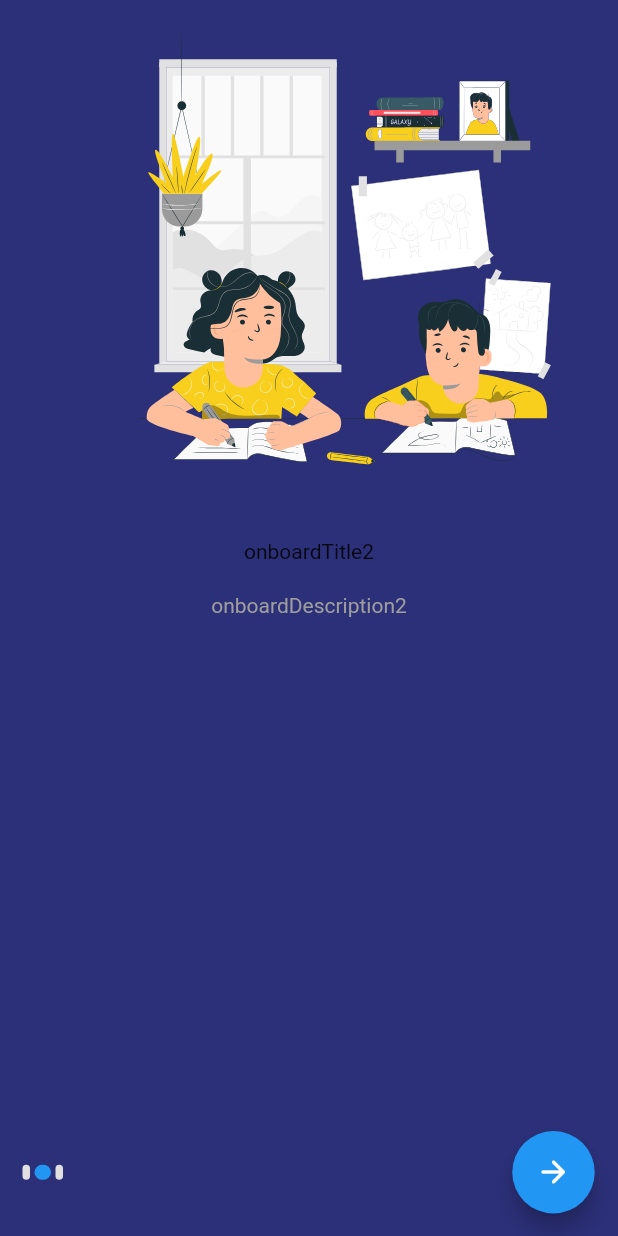
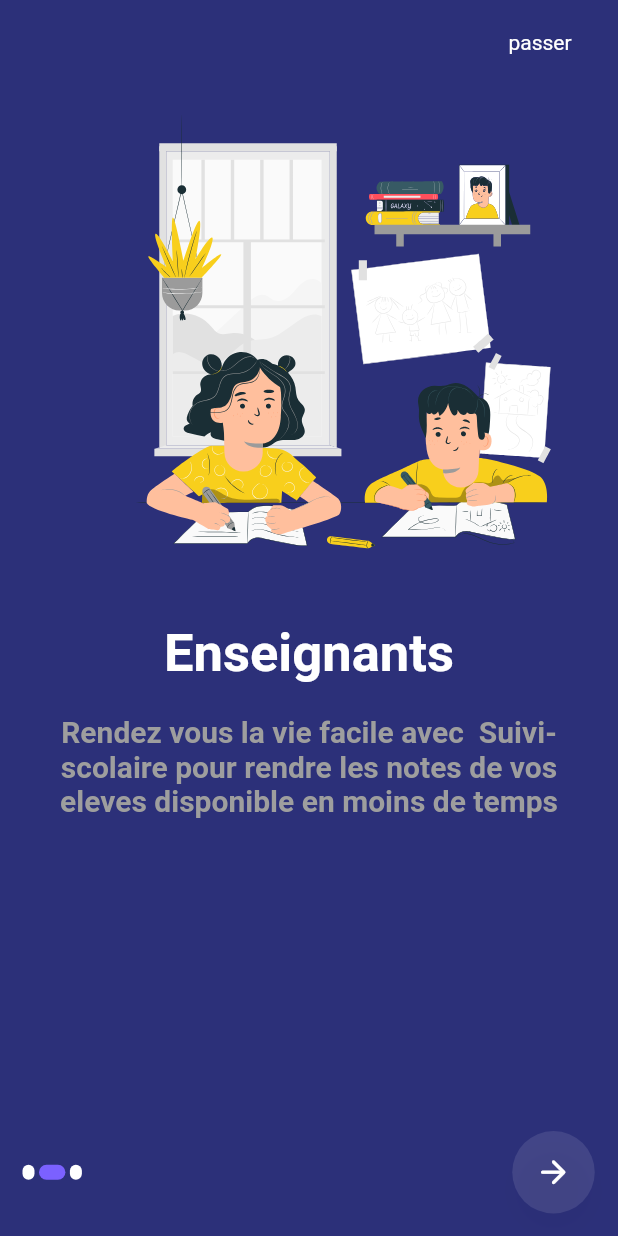
Before and after one commit to QetXx/carotte, a Flutter app: the screen it shows after launch, after a tap on the "arrow forward" icon, on a phone screen of 412 x 824 dp. Run offline on Flutter 3.47's test engine with Material 2 defaults, Android fonts, the light colour scheme and no system bars; drawn by our look-alikes of smooth_page_indicator; our stand-ins replace animated_splash_screen, get, lottie, shared_preferences; Roboto replaces fonts that are missing (poppins).

Commit message:
onboarding✅

```diff
--- a/tracknotes/lib/main.dart
+++ b/tracknotes/lib/main.dart
@@ -1,16 +1,11 @@
+import 'package:animated_splash_screen/animated_splash_screen.dart';
 import 'package:flutter/material.dart';
 import 'package:get/get.dart';
-import 'package:shared_preferences/shared_preferences.dart';
-import 'package:tracknotes/screens/home.dart';
-import 'package:tracknotes/screens/onboarding.dart';
+import 'package:tracknotes/themes/theme.dart';
+import 'package:tracknotes/widgets/swicthpages.dart';
 
-late bool isFirst;
-void main() async {
+void main() {
   WidgetsFlutterBinding.ensureInitialized();
-
-  final prefs = await SharedPreferences.getInstance();
-  isFirst = prefs.getBool('isFirst') ?? true;
-
   runApp(const MyApp());
 }
 
@@ -20,22 +15,30 @@ class MyApp extends StatelessWidget {
   @override
   Widget build(BuildContext context) {
     return GetMaterialApp(
-      title: "Suivi Notes",
-      locale: Get.deviceLocale,
-      debugShowCheckedModeBanner: false,
-      home: const SwitchPages(),
-      theme: ThemeData(
-        scaffoldBackgroundColor: const Color(0xff2C3079),
-      ),
+        title: "Suivi Notes",
+        locale: Get.deviceLocale,
+        debugShowCheckedModeBanner: false,
+        home: const MySplashScreen(),
+        theme: ThemeCarotte.darkTheme);
+  }
+}
+
+class MySplashScreen extends StatefulWidget {
+  const MySplashScreen({Key? key}) : super(key: key);
+
+  @override
+  State<MySplashScreen> createState() => _MySplashScreenState();
+}
+
+class _MySplashScreenState extends State<MySplashScreen> {
+  @override
+  Widget build(BuildContext context) {
+    return AnimatedSplashScreen(
+      splash: 'assets/images/logo 2.png',
+      splashIconSize: 300,
+      backgroundColor: Colors.white,
+      nextScreen: const SwitchPages(),
+      splashTransition: SplashTransition.slideTransition,
     );
   }
 }
-
-class SwitchPages extends StatelessWidget {
-  const SwitchPages({Key? key}) : super(key: key);
-
-  @override
-  Widget build(BuildContext context) {
-    return isFirst ? const OnBoarding() : const HomePage();
-  }
-}
--- /dev/null
+++ b/tracknotes/lib/themes/theme.dart
@@ -0,0 +1,129 @@
+import 'package:flutter/material.dart';
+
+class ThemeCarotte {
+  static final ligthTheme = ThemeData.light().copyWith(
+    appBarTheme: const AppBarTheme(
+      backgroundColor: Color(0xfffafafa),
+      foregroundColor: Colors.black,
+      elevation: 0,
+    ),
+    colorScheme: const ColorScheme.light().copyWith(
+      primary: const Color(0xff2C3079),
+      onPrimary: Colors.white,
+    ),
+    floatingActionButtonTheme: const FloatingActionButtonThemeData(
+      backgroundColor: const Color(0xff2C3079),
+      foregroundColor: Colors.white,
+    ),
+    bottomSheetTheme: const BottomSheetThemeData(
+      backgroundColor: Colors.transparent,
+    ),
+    radioTheme: RadioThemeData(
+      fillColor: MaterialStateProperty.all(
+        const Color(0xff2C3079),
+      ),
+    ),
+    dialogTheme: const DialogTheme(
+      contentTextStyle: TextStyle(
+        color: Colors.black,
+        fontFamily: "poppins",
+        fontWeight: FontWeight.bold,
+        fontSize: 20,
+      ),
+      titleTextStyle: TextStyle(
+        color: Colors.black,
+        fontFamily: "poppins",
+        fontWeight: FontWeight.bold,
+        fontSize: 20,
+      ),
+    ),
+    cardTheme: const CardTheme(color: Colors.white),
+    shadowColor: Colors.grey.withOpacity(0.1),
+    textTheme: const TextTheme(
+      headline1: TextStyle(
+        fontFamily: "poppins",
+        fontWeight: FontWeight.bold,
+        fontSize: 30,
+        color: Colors.black,
+      ),
+      headline2: TextStyle(
+        fontFamily: "poppins",
+        fontWeight: FontWeight.bold,
+        fontSize: 25,
+        color: Colors.black,
+      ),
+      bodyText1: TextStyle(
+        fontFamily: "poppins",
+        fontWeight: FontWeight.bold,
+        fontSize: 20,
+        color: Colors.black,
+      ),
+      bodyText2: TextStyle(
+        fontFamily: "poppins",
+        color: Colors.black,
+      ),
+    ),
+  );
+  static final darkTheme = ThemeData.dark().copyWith(
+    scaffoldBackgroundColor: const Color(0xff2C3079),
+    radioTheme: RadioThemeData(
+      fillColor: MaterialStateProperty.all(const Color(0xff7b61ff)),
+    ),
+    dialogBackgroundColor: const Color.fromARGB(255, 36, 36, 41),
+    appBarTheme: const AppBarTheme(
+      backgroundColor: Color(0xff2C3079),
+      elevation: 0,
+    ),
+    shadowColor: Colors.black.withOpacity(0.1),
+    dialogTheme: const DialogTheme(
+      contentTextStyle: TextStyle(
+        color: Colors.white,
+        fontFamily: "poppins",
+        fontWeight: FontWeight.bold,
+        fontSize: 20,
+      ),
+      titleTextStyle: TextStyle(
+        color: Colors.white,
+        fontFamily: "poppins",
+        fontWeight: FontWeight.bold,
+        fontSize: 20,
+      ),
+    ),
+    cardTheme: const CardTheme(color: Color.fromARGB(255, 36, 36, 41)),
+    colorScheme: const ColorScheme.dark().copyWith(
+      primary: const Color(0xff7b61ff),
+      onPrimary: Colors.white,
+    ),
+    floatingActionButtonTheme: const FloatingActionButtonThemeData(
+      backgroundColor: Colors.white10,
+      foregroundColor: Colors.white,
+    ),
+    bottomSheetTheme: const BottomSheetThemeData(
+      backgroundColor: Colors.transparent,
+    ),
+    textTheme: const TextTheme(
+      headline1: TextStyle(
+        fontFamily: "poppins",
+        fontWeight: FontWeight.bold,
+        fontSize: 35,
+        color: Colors.white,
+      ),
+      headline2: TextStyle(
+        fontFamily: "poppins",
+        fontWeight: FontWeight.bold,
+        fontSize: 25,
+        color: Colors.white,
+      ),
+      bodyText1: TextStyle(
+        fontFamily: "poppins",
+        fontWeight: FontWeight.bold,
+        fontSize: 20,
+        color: Colors.white,
+      ),
+      bodyText2: TextStyle(
+        fontFamily: "poppins",
+        color: Colors.white,
+      ),
+    ),
+  );
+}
--- a/tracknotes/lib/screens/onboarding.dart
+++ b/tracknotes/lib/views/onboarding.dart
@@ -4,7 +4,7 @@ import "package:flutter/material.dart";
 import 'package:get/get.dart';
 import 'package:lottie/lottie.dart';
 import 'package:smooth_page_indicator/smooth_page_indicator.dart';
-import 'package:tracknotes/screens/home.dart';
+import 'package:tracknotes/views/home.dart';
 
 class OnBoarding extends StatefulWidget {
   const OnBoarding({Key? key}) : super(key: key);
@@ -32,9 +32,9 @@ class _OnBoardingState extends State<OnBoarding> {
               count: 3,
               effect: ExpandingDotsEffect(
                 expansionFactor: 2.2,
-                dotColor: Colors.grey.shade300,
+                dotColor: Colors.white,
                 activeDotColor: Theme.of(context).colorScheme.primary,
-                dotWidth: 5,
+                dotWidth: 8,
                 dotHeight: 10,
                 spacing: 3,
               ),
@@ -56,29 +56,52 @@ class _OnBoardingState extends State<OnBoarding> {
                   );
                 }
               },
-              child: Icon(Icons.arrow_forward_rounded),
+              child: Icon(Icons.arrow_forward_rounded, size: 25.0),
             )
           ],
         ),
       ),
+      appBar: AppBar(
+        actions: [
+          Padding(
+            padding: EdgeInsets.only(right: 20),
+            child: TextButton(
+              onPressed: () {
+                Get.to(
+                  HomePage(),
+                  transition: Transition.cupertino,
+                  duration: Duration(milliseconds: 900),
+                  popGesture: true,
+                );
+              },
+              child: Text(
+                "passer",
+                style: Theme.of(context).textTheme.bodyText2,
+              ),
+            ),
+          ),
+        ],
+      ),
       body: PageView(
         physics: BouncingScrollPhysics(),
         controller: controller,
-        children: [
+        children: const [
           OnBoardingPage(
             asset: "assets/lotties/parent.json",
-            title: "onboardTitle1".tr,
-            description: "onboardDescription1".tr,
+            title: "Parents",
+            description: "Suivez les cours de vos enfants ou que vous soyez",
           ),
           OnBoardingPage(
             asset: "assets/lotties/parent.json",
-            title: "onboardTitle2".tr,
-            description: "onboardDescription2".tr,
+            title: "Enseignants",
+            description:
+                "Rendez vous la vie facile avec  Suivi-scolaire pour rendre les notes de vos eleves disponible en moins de temps",
           ),
           OnBoardingPage(
             asset: "assets/lotties/parent.json",
-            title: "onboardTitle3".tr,
-            description: "onboardDescription3".tr,
+            title: "Etablissements",
+            description:
+                "Avec suivi scolaire les notes de vos eleves sont verifié et les parents sont au parfun des notes des enfants",
           ),
         ],
       ),
@@ -122,7 +145,7 @@ class OnBoardingPage extends StatelessWidget {
           Text(
             title!,
             textAlign: TextAlign.center,
-            style: Theme.of(context).textTheme.bodyMedium,
+            style: Theme.of(context).textTheme.headline1,
           ),
           SizedBox(
             height: 20,
@@ -130,7 +153,7 @@ class OnBoardingPage extends StatelessWidget {
           Text(
             description!,
             textAlign: TextAlign.center,
-            style: Theme.of(context).textTheme.bodyText2!.copyWith(
+            style: Theme.of(context).textTheme.bodyText1!.copyWith(
                   color: Colors.grey,
                 ),
           ),
--- /dev/null
+++ b/tracknotes/lib/widgets/swicthpages.dart
@@ -0,0 +1,37 @@
+// ignore_for_file: dead_code
+
+import 'package:flutter/material.dart';
+import 'package:shared_preferences/shared_preferences.dart';
+import 'package:tracknotes/views/home.dart';
+import 'package:tracknotes/views/onboarding.dart';
+
+class SwitchPages extends StatefulWidget {
+  const SwitchPages({Key? key}) : super(key: key);
+
+  @override
+  State<SwitchPages> createState() => _SwitchPagesState();
+}
+
+class _SwitchPagesState extends State<SwitchPages> {
+  bool isFirst = true;
+
+  Future getFirst() async {
+    SharedPreferences prefs = await SharedPreferences.getInstance();
+    if (mounted) {
+      setState(() {
+        isFirst = prefs.getBool("isFirst") ?? true;
+      });
+    }
+  }
+
+  @override
+  void initState() {
+    getFirst();
+    super.initState();
+  }
+
+  @override
+  Widget build(BuildContext context) {
+    return isFirst ? const OnBoarding() : const HomePage();
+  }
+}
--- a/tracknotes/pubspec.yaml
+++ b/tracknotes/pubspec.yaml
@@ -38,6 +38,8 @@ dependencies:
   shared_preferences: ^2.0.15
   get: ^4.6.5
   smooth_page_indicator: ^1.0.0+2
+  animated_splash_screen: ^1.3.0
+  google_fonts: ^3.0.1
 
 dev_dependencies:
   flutter_test:
@@ -63,7 +65,7 @@ flutter:
 
   # To add assets to your application, add an assets section, like this:
   assets:
-      # - assets/images
+      - assets/images/
       - assets/lotties/
   #   - images/a_dot_burr.jpeg
   #   - images/a_dot_ham.jpeg
```
Also changed, not shown: tracknotes/assets/images/logo 2.png (added), tracknotes/lib/views/home.dart (renamed from tracknotes/lib/screens/home.dart), tracknotes/pubspec.lock, 8 other files.
